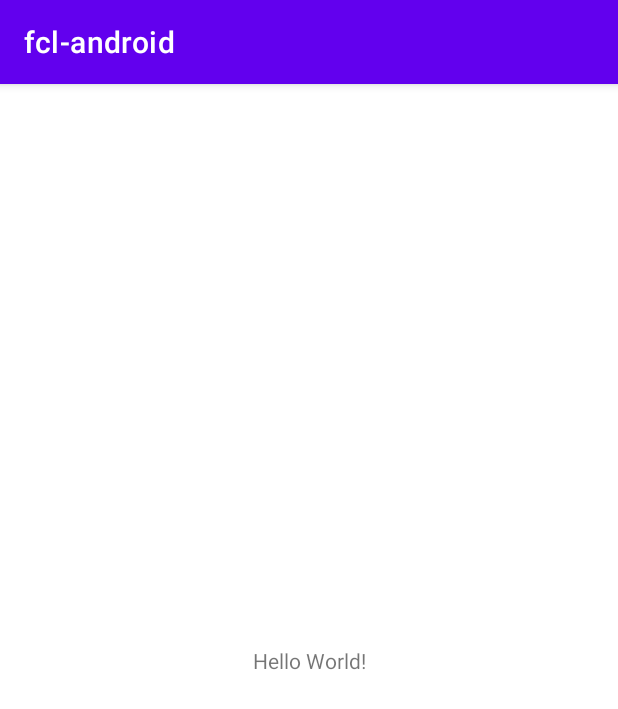
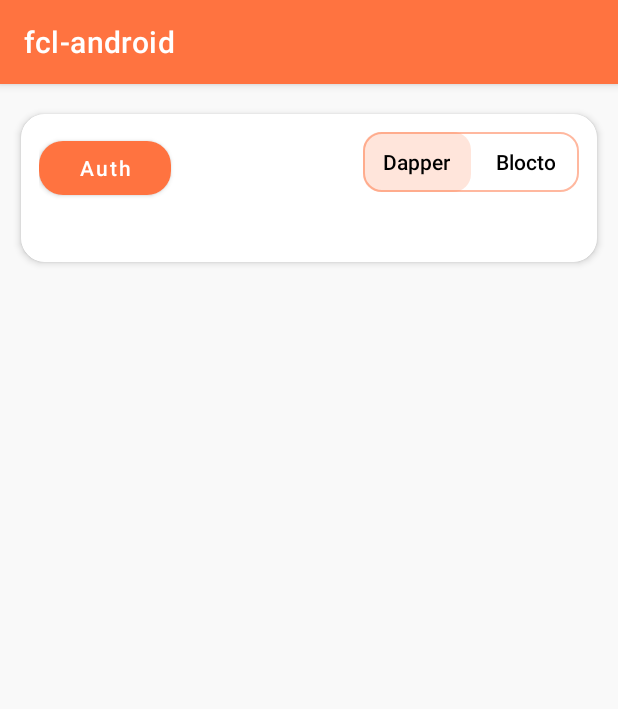
Before and after one commit to Outblock/fcl-android, an Android app: the screen it shows after launch (MainActivity), on a phone screen of 412 x 824 dp. Shown: the top 709 px of the screen. Run offline under Robolectric (Android 15) with nearby library versions, the phone set to English and light mode, and no system bars; libraries missing offline, so code that uses them is left out: com.nftco.flow.

Commit message:
authn example

```diff
--- a/example/src/main/java/io/outblock/fcl/example/MainActivity.kt
+++ b/example/src/main/java/io/outblock/fcl/example/MainActivity.kt
@@ -1,11 +1,61 @@
 package io.outblock.fcl.example
 
 import android.os.Bundle
+import android.util.Log
+import android.view.View
+import android.widget.TextView
+import android.widget.Toast
 import androidx.appcompat.app.AppCompatActivity
+import com.google.android.material.tabs.TabLayout
+import io.outblock.fcl.FCL
+import io.outblock.fcl.provider.WalletProvider
 
 class MainActivity : AppCompatActivity() {
     override fun onCreate(savedInstanceState: Bundle?) {
         super.onCreate(savedInstanceState)
         setContentView(R.layout.activity_main)
+        FCL.config(
+            appName = "Test",
+            appIcon = "https://lilico.app/logo.svg",
+            location = "https://lilico.app",
+            walletNode = "https://fcl-http-post.vercel.app/api",
+            accessNode = "https://access-testnet.onflow.org",
+            env = "mainnet",
+            scope = "email",
+            authn = WalletProvider.BLOCTO.endpoint.toString(),
+        )
+        setupAuth()
+    }
+
+    private fun setupAuth() {
+        val tabLayout = findViewById<TabLayout>(R.id.tab_layout)
+
+        findViewById<View>(R.id.auth_button).setOnClickListener {
+            val provider = if (tabLayout.selectedTabPosition == 0) WalletProvider.DAPPER else WalletProvider.BLOCTO
+            FCL.authenticate(this, provider) {
+                Log.d(TAG, "authenticate complete:$it")
+                Toast.makeText(this, "authenticate complete", Toast.LENGTH_SHORT).show()
+                findViewById<TextView>(R.id.address).text = it.address
+            }
+        }
+
+        with(tabLayout) {
+            addTab(newTab().apply { text = "Dapper" })
+            addTab(newTab().apply { text = "Blocto" })
+            addOnTabSelectedListener(object : TabLayout.OnTabSelectedListener {
+                override fun onTabSelected(tab: TabLayout.Tab?) {
+                }
+
+                override fun onTabUnselected(tab: TabLayout.Tab?) {
+                }
+
+                override fun onTabReselected(tab: TabLayout.Tab?) {
+                }
+            })
+        }
+    }
+
+    companion object {
+        private const val TAG = "MainActivity"
     }
 }
--- /dev/null
+++ b/example/src/main/res/drawable/bg_tablayout.xml
@@ -0,0 +1,7 @@
+<?xml version="1.0" encoding="utf-8"?>
+<shape xmlns:android="http://schemas.android.com/apk/res/android">
+    <stroke
+        android:width="1dp"
+        android:color="#80FF7340"/>
+    <corners android:radius="12dp"/>
+</shape>
--- /dev/null
+++ b/example/src/main/res/drawable/bg_tablayout_item.xml
@@ -0,0 +1,5 @@
+<?xml version="1.0" encoding="utf-8"?>
+<selector xmlns:android="http://schemas.android.com/apk/res/android">
+    <item android:drawable="@drawable/tab_indicator" android:state_selected="true"/>
+    <item android:drawable="@color/transparent"/>
+</selector>
--- /dev/null
+++ b/example/src/main/res/drawable/tab_indicator.xml
@@ -0,0 +1,5 @@
+<?xml version="1.0" encoding="utf-8"?>
+<shape xmlns:android="http://schemas.android.com/apk/res/android">
+    <corners android:radius="12dp"/>
+    <solid android:color="#30FF7340"/>
+</shape>
--- a/example/src/main/res/layout/activity_main.xml
+++ b/example/src/main/res/layout/activity_main.xml
@@ -1,18 +1,73 @@
 <?xml version="1.0" encoding="utf-8"?>
-<androidx.constraintlayout.widget.ConstraintLayout xmlns:android="http://schemas.android.com/apk/res/android"
+<androidx.core.widget.NestedScrollView xmlns:android="http://schemas.android.com/apk/res/android"
     xmlns:app="http://schemas.android.com/apk/res-auto"
     xmlns:tools="http://schemas.android.com/tools"
     android:layout_width="match_parent"
     android:layout_height="match_parent"
-    tools:context=".MainActivity">
+    android:background="#f9f9f9">
 
-    <TextView
-        android:layout_width="wrap_content"
+    <LinearLayout
+        android:layout_width="match_parent"
         android:layout_height="wrap_content"
-        android:text="Hello World!"
-        app:layout_constraintBottom_toBottomOf="parent"
-        app:layout_constraintLeft_toLeftOf="parent"
-        app:layout_constraintRight_toRightOf="parent"
-        app:layout_constraintTop_toTopOf="parent"/>
+        android:orientation="vertical"
+        android:paddingBottom="30dp">
 
-</androidx.constraintlayout.widget.ConstraintLayout>
+        <!-- Auth -->
+        <com.google.android.material.card.MaterialCardView
+            android:layout_width="match_parent"
+            android:layout_height="wrap_content"
+            android:layout_marginHorizontal="14dp"
+            android:layout_marginTop="20dp"
+            android:layout_marginBottom="20dp"
+            app:cardBackgroundColor="@color/white"
+            app:cardCornerRadius="16dp"
+            app:cardElevation="3dp"
+            app:strokeWidth="1dp">
+
+            <androidx.constraintlayout.widget.ConstraintLayout
+                android:layout_width="match_parent"
+                android:layout_height="match_parent"
+                android:paddingHorizontal="12dp"
+                android:paddingVertical="12dp"
+                tools:context=".MainActivity">
+
+                <com.google.android.material.button.MaterialButton
+                    android:id="@+id/auth_button"
+                    android:layout_width="wrap_content"
+                    android:layout_height="wrap_content"
+                    android:text="Auth"
+                    android:textAllCaps="false"
+                    app:cornerRadius="16dp"
+                    app:layout_constraintStart_toStartOf="parent"
+                    app:layout_constraintTop_toTopOf="parent"/>
+
+                <TextView
+                    android:id="@+id/address"
+                    android:layout_width="wrap_content"
+                    android:layout_height="wrap_content"
+                    android:layout_marginTop="8dp"
+                    android:textColor="#333333"
+                    android:textSize="13sp"
+                    app:layout_constraintStart_toStartOf="parent"
+                    app:layout_constraintTop_toBottomOf="@id/auth_button"
+                    tools:text="0x123456789"/>
+
+                <com.google.android.material.tabs.TabLayout
+                    android:id="@+id/tab_layout"
+                    android:layout_width="wrap_content"
+                    android:layout_height="40dp"
+                    android:background="@drawable/bg_tablayout"
+                    app:layout_constraintEnd_toEndOf="parent"
+                    app:layout_constraintTop_toTopOf="parent"
+                    app:tabBackground="@drawable/bg_tablayout_item"
+                    app:tabIndicatorHeight="0dp"
+                    app:tabMode="auto"
+                    app:tabPaddingTop="0dp"
+                    app:tabRippleColor="@android:color/transparent"
+                    app:tabTextAppearance="@style/TabLayoutTextAppearance"
+                    app:tabTextColor="@color/black"/>
+
+            </androidx.constraintlayout.widget.ConstraintLayout>
+        </com.google.android.material.card.MaterialCardView>
+    </LinearLayout>
+</androidx.core.widget.NestedScrollView>
--- a/example/src/main/res/values-night/themes.xml
+++ /dev/null
@@ -1,16 +0,0 @@
-<resources xmlns:tools="http://schemas.android.com/tools">
-    <!-- Base application theme. -->
-    <style name="Theme.Fclandroid" parent="Theme.MaterialComponents.DayNight.DarkActionBar">
-        <!-- Primary brand color. -->
-        <item name="colorPrimary">@color/purple_200</item>
-        <item name="colorPrimaryVariant">@color/purple_700</item>
-        <item name="colorOnPrimary">@color/black</item>
-        <!-- Secondary brand color. -->
-        <item name="colorSecondary">@color/teal_200</item>
-        <item name="colorSecondaryVariant">@color/teal_200</item>
-        <item name="colorOnSecondary">@color/black</item>
-        <!-- Status bar color. -->
-        <item name="android:statusBarColor" tools:targetApi="l">?attr/colorPrimaryVariant</item>
-        <!-- Customize your theme here. -->
-    </style>
-</resources>
--- a/example/src/main/res/values/colors.xml
+++ b/example/src/main/res/values/colors.xml
@@ -5,6 +5,8 @@
     <color name="purple_700">#FF3700B3</color>
     <color name="teal_200">#FF03DAC5</color>
     <color name="teal_700">#FF018786</color>
+    <color name="accent">#FF7340</color>
     <color name="black">#FF000000</color>
     <color name="white">#FFFFFFFF</color>
+    <color name="transparent">#00000000</color>
 </resources>
--- a/example/src/main/res/values/themes.xml
+++ b/example/src/main/res/values/themes.xml
@@ -2,8 +2,8 @@
     <!-- Base application theme. -->
     <style name="Theme.Fclandroid" parent="Theme.MaterialComponents.DayNight.DarkActionBar">
         <!-- Primary brand color. -->
-        <item name="colorPrimary">@color/purple_500</item>
-        <item name="colorPrimaryVariant">@color/purple_700</item>
+        <item name="colorPrimary">@color/accent</item>
+        <item name="colorPrimaryVariant">@color/accent</item>
         <item name="colorOnPrimary">@color/white</item>
         <!-- Secondary brand color. -->
         <item name="colorSecondary">@color/teal_200</item>
@@ -13,4 +13,10 @@
         <item name="android:statusBarColor" tools:targetApi="l">?attr/colorPrimaryVariant</item>
         <!-- Customize your theme here. -->
     </style>
+
+    <style name="TabLayoutTextAppearance" parent="TextAppearance.Design.Tab">
+        <item name="textAllCaps">false</item>
+        <item name="android:padding">0dp</item>
+    </style>
+
 </resources>
--- a/fcl-android/src/main/AndroidManifest.xml
+++ b/fcl-android/src/main/AndroidManifest.xml
@@ -2,4 +2,9 @@
 <manifest xmlns:android="http://schemas.android.com/apk/res/android"
     package="io.outblock.fcl">
 
+    <uses-permission android:name="android.permission.INTERNET"/>
+
+    <application>
+        <activity android:name=".webview.WebViewActivity"/>
+    </application>
 </manifest>
--- a/fcl-android/src/main/java/io/outblock/fcl/FCL.kt
+++ b/fcl-android/src/main/java/io/outblock/fcl/FCL.kt
@@ -2,6 +2,7 @@ package io.outblock.fcl
 
 import android.content.Context
 import io.outblock.fcl.authn.FCLAuthn
+import io.outblock.fcl.config.Config
 import io.outblock.fcl.provider.Provider
 import io.outblock.fcl.provider.Providers
 import io.outblock.fcl.provider.WalletProvider
@@ -10,10 +11,34 @@ import io.outblock.fcl.response.AuthnResponse
 object FCL {
     val providers = Providers()
 
+    val config = Config()
+
     init {
         // TODO add from user
         providers.add(WalletProvider.DAPPER)
         providers.add(WalletProvider.BLOCTO)
+    }
+
+    fun config(
+        appName: String,
+        appIcon: String,
+        location: String,
+        walletNode: String,
+        accessNode: String,
+        env: String,
+        scope: String,
+        authn: String,
+    ) {
+        with(config) {
+            put(Config.KEY.title, appName)
+            put(Config.KEY.icon, appIcon)
+            put(Config.KEY.location, location)
+            put(Config.KEY.wallet, walletNode)
+            put(Config.KEY.accessNode, accessNode)
+            put(Config.KEY.env, env)
+            put(Config.KEY.scope, scope)
+            put(Config.KEY.authn, authn)
+        }
     }
 
     /**
--- /dev/null
+++ b/fcl-android/src/main/res/values/themes.xml
@@ -0,0 +1 @@
+<resources></resources>
```
Also changed, not shown: fcl-android/src/main/java/io/outblock/fcl/authn/FCLAuthn.kt (+15 -12 lines), fcl-android/src/main/java/io/outblock/fcl/response/PollingResponse.kt (+16 -3 lines), fcl-android/src/main/java/io/outblock/fcl/utils/CoroutineUtils.kt (+6 -10 lines), fcl-android/src/main/java/io/outblock/fcl/utils/Log.kt (added, +49 -0 lines), fcl-android/src/main/java/io/outblock/fcl/webview/FCLWebView.kt (added, +69 -0 lines), fcl-android/src/main/java/io/outblock/fcl/webview/WebViewActivity.kt (added, +32 -0 lines).
